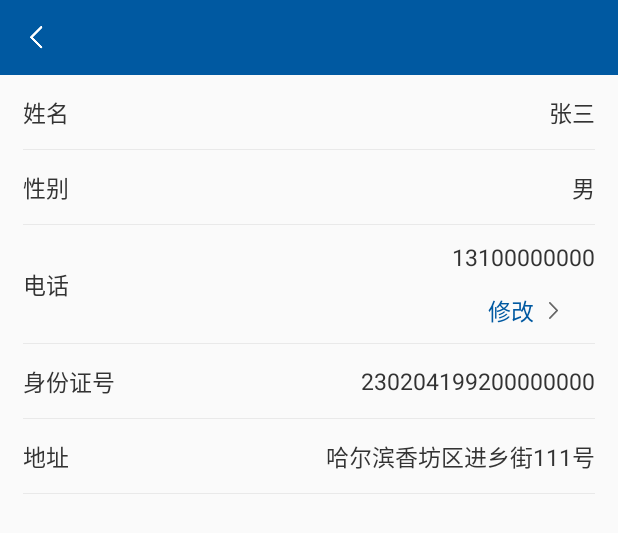
After one commit to FordGT40/Passcode, an Android app: the layout activity_my_profile.xml on its own in the app's theme, with its tools: preview values and no code run, on a phone screen of 412 x 824 dp. The commit adds this screen. Shown: the top 533 px of the screen. Run offline under Robolectric (Android 15) with nearby library versions, the phone set to English and light mode, and no system bars; Roboto replaces fonts that are not available here.

Commit message:
我的资料页面

```diff
--- a/app/src/main/java/com/wisdom/passcode/mine/activity/MyProfileActivity.kt
+++ b/app/src/main/java/com/wisdom/passcode/mine/activity/MyProfileActivity.kt
@@ -26,7 +26,7 @@ class MyProfileActivity : BaseActivity() {
         getUserInfo()
         //修改手机号点击事件
         tv_alter_phone.setOnClickListener {
-            //修改密码点击事件
+            //TODO  修改密码点击事件
 
         }
     }
--- /dev/null
+++ b/app/src/main/res/layout/activity_my_profile.xml
@@ -0,0 +1,214 @@
+<?xml version="1.0" encoding="utf-8"?>
+<LinearLayout xmlns:android="http://schemas.android.com/apk/res/android"
+    xmlns:tools="http://schemas.android.com/tools"
+    android:layout_width="match_parent"
+    android:layout_height="match_parent"
+    android:orientation="vertical"
+    tools:context=".mine.activity.MyIdentificationActivity">
+
+    <include layout="@layout/head_title_bar" />
+
+    <ScrollView
+        android:layout_width="match_parent"
+        android:layout_height="match_parent">
+
+        <LinearLayout
+            android:layout_width="match_parent"
+            android:layout_height="wrap_content"
+            android:orientation="vertical">
+
+            <RelativeLayout
+                android:layout_width="match_parent"
+                android:layout_height="@dimen/dp_50"
+                android:paddingLeft="@dimen/dp_15"
+                android:paddingRight="@dimen/dp_15">
+
+                <TextView
+                    android:layout_width="wrap_content"
+                    android:layout_height="wrap_content"
+                    android:layout_alignParentLeft="true"
+                    android:layout_centerVertical="true"
+                    android:text="姓名"
+                    android:textColor="@color/textcolor"
+                    android:textSize="@dimen/sp_15" />
+
+                <TextView
+                    android:id="@+id/tv_name"
+                    android:layout_width="wrap_content"
+                    android:layout_height="wrap_content"
+                    android:layout_alignParentRight="true"
+                    android:layout_centerVertical="true"
+                    android:textColor="@color/textcolor"
+                    android:textSize="@dimen/sp_15"
+                    tools:text="张三" />
+
+                <View
+                    android:layout_width="match_parent"
+                    android:layout_height="@dimen/dp_05"
+                    android:layout_alignParentBottom="true"
+                    android:background="@color/ysf_grey_e9e9e9" />
+
+            </RelativeLayout>
+
+            <RelativeLayout
+                android:layout_width="match_parent"
+                android:layout_height="@dimen/dp_50"
+                android:paddingLeft="@dimen/dp_15"
+                android:paddingRight="@dimen/dp_15">
+
+                <TextView
+                    android:layout_width="wrap_content"
+                    android:layout_height="wrap_content"
+                    android:layout_alignParentLeft="true"
+                    android:layout_centerVertical="true"
+                    android:text="性别"
+                    android:textColor="@color/textcolor"
+                    android:textSize="@dimen/sp_15" />
+
+                <TextView
+                    android:id="@+id/tv_sex"
+                    android:layout_width="wrap_content"
+                    android:layout_height="wrap_content"
+                    android:layout_alignParentRight="true"
+                    android:layout_centerVertical="true"
+                    android:textColor="@color/textcolor"
+                    android:textSize="@dimen/sp_15"
+                    tools:text="男" />
+
+                <View
+                    android:layout_width="match_parent"
+                    android:layout_height="@dimen/dp_05"
+                    android:layout_alignParentBottom="true"
+                    android:background="@color/ysf_grey_e9e9e9" />
+
+            </RelativeLayout>
+
+            <RelativeLayout
+                android:layout_width="match_parent"
+                android:layout_height="@dimen/dp_79"
+                android:paddingLeft="@dimen/dp_15"
+                android:paddingRight="@dimen/dp_15">
+
+                <TextView
+                    android:layout_width="wrap_content"
+                    android:layout_height="wrap_content"
+                    android:layout_alignParentLeft="true"
+                    android:layout_centerVertical="true"
+                    android:text="电话"
+                    android:textColor="@color/textcolor"
+                    android:textSize="@dimen/sp_15" />
+
+                <LinearLayout
+                    android:layout_width="wrap_content"
+                    android:layout_height="wrap_content"
+                    android:layout_alignParentRight="true"
+                    android:layout_centerVertical="true"
+                    android:gravity="center"
+                    android:orientation="vertical">
+
+                    <TextView
+                        android:id="@+id/tv_phone"
+                        android:layout_width="wrap_content"
+                        android:layout_height="wrap_content"
+                        android:layout_alignParentRight="true"
+                        android:textColor="@color/textcolor"
+                        android:textSize="@dimen/sp_15"
+                        tools:text="13100000000" />
+
+                    <TextView
+                        android:id="@+id/tv_alter_phone"
+                        android:layout_width="wrap_content"
+                        android:layout_height="wrap_content"
+                        android:layout_below="@+id/tv_phone"
+                        android:layout_alignParentRight="true"
+                        android:layout_marginTop="@dimen/dp_13"
+                        android:drawableRight="@drawable/enter"
+                        android:drawablePadding="@dimen/dp_10"
+                        android:gravity="center"
+                        android:text="@string/alter"
+                        android:textColor="@color/primary_blue"
+                        android:textSize="@dimen/sp_15" />
+                </LinearLayout>
+
+                <View
+                    android:layout_width="match_parent"
+                    android:layout_height="@dimen/dp_05"
+                    android:layout_alignParentBottom="true"
+                    android:background="@color/ysf_grey_e9e9e9" />
+
+            </RelativeLayout>
+
+            <RelativeLayout
+                android:layout_width="match_parent"
+                android:layout_height="@dimen/dp_50"
+                android:paddingLeft="@dimen/dp_15"
+                android:paddingRight="@dimen/dp_15">
+
+                <TextView
+                    android:layout_width="wrap_content"
+                    android:layout_height="wrap_content"
+                    android:layout_alignParentLeft="true"
+                    android:layout_centerVertical="true"
+                    android:text="身份证号"
+                    android:textColor="@color/textcolor"
+                    android:textSize="@dimen/sp_15" />
+
+                <TextView
+                    android:id="@+id/tv_idcard"
+                    android:layout_width="wrap_content"
+                    android:layout_height="wrap_content"
+                    android:layout_alignParentRight="true"
+                    android:layout_centerVertical="true"
+                    android:textColor="@color/textcolor"
+                    android:textSize="@dimen/sp_15"
+                    tools:text="230204199200000000" />
+
+                <View
+                    android:layout_width="match_parent"
+                    android:layout_height="@dimen/dp_05"
+                    android:layout_alignParentBottom="true"
+                    android:background="@color/ysf_grey_e9e9e9" />
+
+            </RelativeLayout>
+
+            <RelativeLayout
+                android:layout_width="match_parent"
+                android:layout_height="@dimen/dp_50"
+                android:paddingLeft="@dimen/dp_15"
+                android:paddingRight="@dimen/dp_15">
+
+                <TextView
+                    android:id="@+id/tv_addr_key"
+                    android:layout_width="wrap_content"
+                    android:layout_height="wrap_content"
+                    android:layout_alignParentLeft="true"
+                    android:layout_centerVertical="true"
+                    android:text="地址"
+                    android:textColor="@color/textcolor"
+                    android:textSize="@dimen/sp_15" />
+
+                <TextView
+                    android:id="@+id/tv_addr"
+                    android:layout_width="wrap_content"
+                    android:layout_height="wrap_content"
+                    android:layout_alignParentRight="true"
+                    android:layout_centerVertical="true"
+                    android:layout_marginLeft="@dimen/dp_30"
+                    android:layout_toRightOf="@+id/tv_addr_key"
+                    android:gravity="right"
+                    android:textColor="@color/textcolor"
+                    android:textSize="@dimen/sp_15"
+                    tools:text="哈尔滨香坊区进乡街111号" />
+
+                <View
+                    android:layout_width="match_parent"
+                    android:layout_height="@dimen/dp_05"
+                    android:layout_alignParentBottom="true"
+                    android:background="@color/ysf_grey_e9e9e9" />
+
+            </RelativeLayout>
+
+
+        </LinearLayout>
+    </ScrollView>
+</LinearLayout>
```
